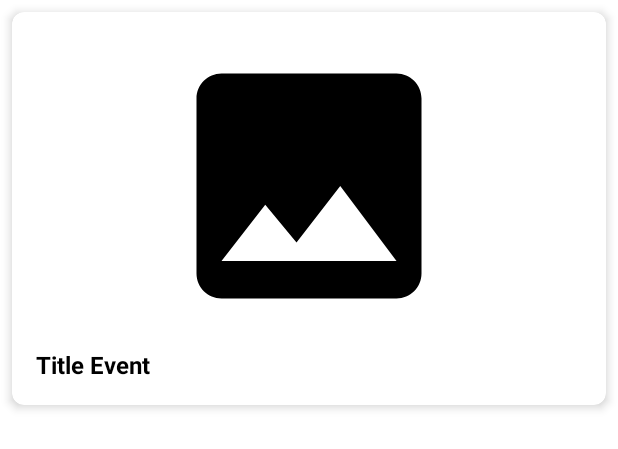
After one commit to taqiyyaghazi/dicoding-event, an Android app: the layout item_event.xml on its own in the app's theme, with its tools: preview values and no code run, on a phone screen of 412 x 824 dp. The commit adds this screen. Shown: the top 449 px of the screen. Run offline under Robolectric (Android 15) with nearby library versions, the phone set to English and light mode, and no system bars.

Commit message:
create upcoming event page

```diff
--- a/app/build.gradle.kts
+++ b/app/build.gradle.kts
@@ -48,6 +48,11 @@ dependencies {
     implementation(libs.androidx.lifecycle.viewmodel.ktx)
     implementation(libs.androidx.navigation.fragment.ktx)
     implementation(libs.androidx.navigation.ui.ktx)
+    implementation(libs.glide)
+    implementation(libs.retrofit)
+    implementation(libs.converter.gson)
+    implementation(libs.logging.interceptor)
+    implementation(libs.androidx.activity)
     testImplementation(libs.junit)
     androidTestImplementation(libs.androidx.junit)
     androidTestImplementation(libs.androidx.espresso.core)
--- a/app/src/main/AndroidManifest.xml
+++ b/app/src/main/AndroidManifest.xml
@@ -1,6 +1,8 @@
 <?xml version="1.0" encoding="utf-8"?>
 <manifest xmlns:android="http://schemas.android.com/apk/res/android"
     xmlns:tools="http://schemas.android.com/tools">
+
+    <uses-permission android:name="android.permission.INTERNET" />
 
     <application
         android:allowBackup="true"
@@ -12,6 +14,9 @@
         android:supportsRtl="true"
         android:theme="@style/Theme.DicodingEvent"
         tools:targetApi="31">
+        <activity
+            android:name=".ui.DetailActivity"
+            android:exported="false" />
         <activity
             android:name=".MainActivity"
             android:exported="true"
--- a/app/src/main/java/com/dicoding/event/ui/finished/FinishedFragment.kt
+++ b/app/src/main/java/com/dicoding/event/ui/finished/FinishedFragment.kt
@@ -22,14 +22,14 @@ class FinishedFragment : Fragment() {
         container: ViewGroup?,
         savedInstanceState: Bundle?
     ): View {
-        val dashboardViewModel =
-            ViewModelProvider(this).get(DashboardViewModel::class.java)
+        val finishedViewModel =
+            ViewModelProvider(this).get(FinishedViewModel::class.java)
 
         _binding = FragmentFinishedBinding.inflate(inflater, container, false)
         val root: View = binding.root
 
         val textView: TextView = binding.textDashboard
-        dashboardViewModel.text.observe(viewLifecycleOwner) {
+        finishedViewModel.text.observe(viewLifecycleOwner) {
             textView.text = it
         }
         return root
--- a/app/src/main/java/com/dicoding/event/ui/finished/DashboardViewModel.kt
+++ b/app/src/main/java/com/dicoding/event/ui/finished/FinishedViewModel.kt
@@ -4,7 +4,7 @@ import androidx.lifecycle.LiveData
 import androidx.lifecycle.MutableLiveData
 import androidx.lifecycle.ViewModel
 
-class DashboardViewModel : ViewModel() {
+class FinishedViewModel : ViewModel() {
 
     private val _text = MutableLiveData<String>().apply {
         value = "This is dashboard Fragment"
--- /dev/null
+++ b/app/src/main/res/drawable/image_placeholder.xml
@@ -0,0 +1,5 @@
+<vector xmlns:android="http://schemas.android.com/apk/res/android" android:height="24dp" android:tint="#000000" android:viewportHeight="24" android:viewportWidth="24" android:width="24dp">
+
+    <path android:fillColor="@android:color/white" android:pathData="M21,19V5c0,-1.1 -0.9,-2 -2,-2H5c-1.1,0 -2,0.9 -2,2v14c0,1.1 0.9,2 2,2h14c1.1,0 2,-0.9 2,-2zM8.5,13.5l2.5,3.01L14.5,12l4.5,6H5l3.5,-4.5z"/>
+
+</vector>
--- /dev/null
+++ b/app/src/main/res/layout/item_event.xml
@@ -0,0 +1,39 @@
+
+<androidx.cardview.widget.CardView
+    xmlns:android="http://schemas.android.com/apk/res/android"
+    xmlns:app="http://schemas.android.com/apk/res-auto"
+    xmlns:tools="http://schemas.android.com/tools"
+    android:layout_width="match_parent"
+    android:layout_height="wrap_content"
+    android:layout_margin="8dp"
+    app:cardCornerRadius="8dp"
+    app:cardElevation="4dp">
+
+    <LinearLayout
+        android:layout_width="match_parent"
+        android:layout_height="wrap_content"
+        android:orientation="vertical"
+        android:padding="8dp"
+        android:layout_margin="8dp"
+        tools:ignore="UseCompoundDrawables">
+
+        <ImageView
+            android:id="@+id/item_Image"
+            android:layout_width="match_parent"
+            android:layout_height="200dp"
+            android:contentDescription="@string/image_description"
+            android:src="@drawable/image_placeholder" />
+
+        <TextView
+            android:id="@+id/item_Text"
+            android:layout_width="match_parent"
+            android:layout_height="wrap_content"
+            android:layout_marginTop="8dp"
+            android:text="@string/title_event"
+            android:textColor="@android:color/black"
+            android:textSize="16sp"
+            android:textStyle="bold" />
+
+    </LinearLayout>
+
+</androidx.cardview.widget.CardView>
--- a/app/src/main/res/values/strings.xml
+++ b/app/src/main/res/values/strings.xml
@@ -2,4 +2,6 @@
     <string name="app_name">Dicoding Event</string>
     <string name="title_upcoming">Upcoming</string>
     <string name="title_finished">Finished</string>
+    <string name="image_description">Image Description</string>
+    <string name="title_event">Title Event</string>
 </resources>
```
Also changed, not shown: app/src/main/java/com/dicoding/event/data/response/EventResponse.kt (added, +60 -0 lines), app/src/main/java/com/dicoding/event/data/retrofit/ApiConfig.kt (added, +24 -0 lines), app/src/main/java/com/dicoding/event/data/retrofit/ApiService.kt (added, +14 -0 lines), app/src/main/java/com/dicoding/event/ui/DetailActivity.kt (added, +25 -0 lines), app/src/main/java/com/dicoding/event/ui/EventAdapter.kt (added, +71 -0 lines), app/src/main/java/com/dicoding/event/ui/upcoming/UpcomingFragment.kt (+46 -12 lines), app/src/main/java/com/dicoding/event/ui/upcoming/UpcomingViewModel.kt (+63 -3 lines), app/src/main/res/layout/activity_detail.xml (added, +10 -0 lines), app/src/main/res/layout/fragment_upcoming.xml (+13 -8 lines), gradle/libs.versions.toml (+9 -0 lines).
